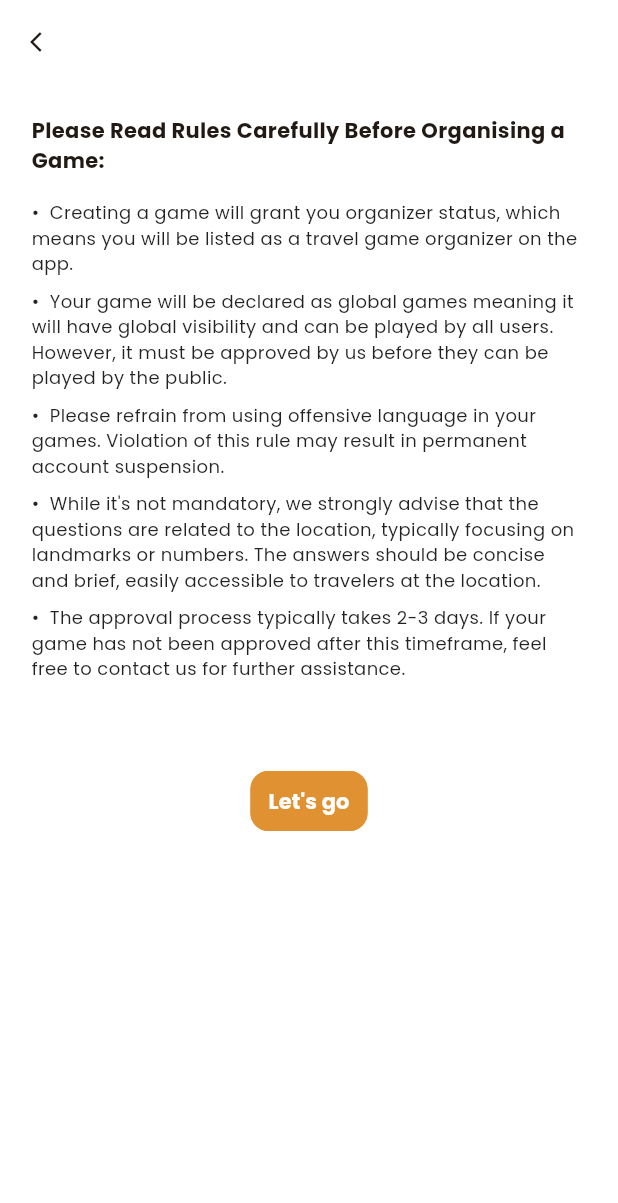
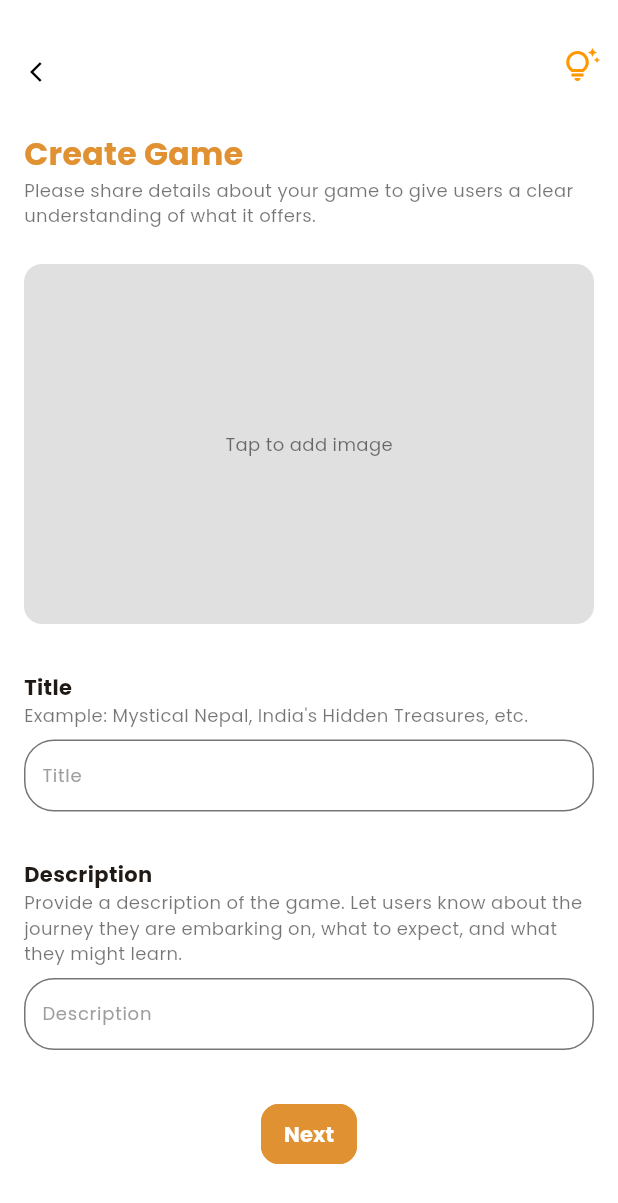
Before and after one commit to manish-poudel/travel-motto-mobile-app, a Flutter app: the CreateTravelGameRulesScreen screen opened by its route, after a tap on "Let's go", on a phone screen of 412 x 824 dp. Shown: the top 1203 px of the screen. Run offline on Flutter 3.47's test engine with Material 3 defaults, Android fonts, the phone set to English and light mode, and no system bars; our stand-ins replace cached_network_image, cloud_firestore, cloud_functions, firebase_auth, firebase_core, firebase_storage and 7 more; missing offline and left inert: firebase_in_app_messaging; accounts and stored records are empty.

Commit message:
feat: add travel games

```diff
--- /dev/null
+++ b/lib/models/travel_game_tips/travel_game_tips.dart
@@ -0,0 +1,16 @@
+import 'package:freezed_annotation/freezed_annotation.dart';
+import 'package:travel_motto/models/photo_tips/photo_tips.dart';
+
+part 'travel_game_tips.g.dart';
+part 'travel_game_tips.freezed.dart';
+
+@freezed
+class TravelGameTips with _$TravelGameTips {
+  factory TravelGameTips({
+    required String id,
+    required List<PhotoTips> tips,
+  }) = _TravelGameTips;
+
+  factory TravelGameTips.fromJson(Map<String, Object?> json) =>
+      _$TravelGameTipsFromJson(json);
+}
--- a/lib/repositories/travel_games_repository.dart
+++ b/lib/repositories/travel_games_repository.dart
@@ -3,6 +3,7 @@ import 'package:travel_motto/models/profile/traveller_profile.dart';
 import 'package:travel_motto/models/travel_game/travel_game.dart';
 import 'package:travel_motto/models/travel_game_organiser.dart/travel_game_organiser.dart';
 import 'package:travel_motto/models/travel_game_player/travel_game_player.dart';
+import 'package:travel_motto/models/travel_game_tips/travel_game_tips.dart';
 import 'package:travel_motto/models/travel_game_type/travel_game_type.dart';
 import 'package:travel_motto/repositories/traveller_profile_repository.dart';
 import 'package:travel_motto/utils/debug_print.dart';
@@ -14,6 +15,14 @@ class TravelGamesRepository {
         fromFirestore: (snapshots, _) =>
             TravelGameOrganiser.fromJson(snapshots.data()!),
         toFirestore: (travelGameOrganiser, _) => travelGameOrganiser.toJson(),
+      );
+
+  final travelGameHelpReference = FirebaseFirestore.instance
+      .collection("travel_game_helps")
+      .withConverter<TravelGameTips>(
+        fromFirestore: (snapshots, _) =>
+            TravelGameTips.fromJson(snapshots.data()!),
+        toFirestore: (travelGameTips, _) => travelGameTips.toJson(),
       );
 
   Future<QuerySnapshot<TravelGame>> getTravelGames(
@@ -152,4 +161,11 @@ class TravelGamesRepository {
       });
     });
   }
+
+  Future<QuerySnapshot<TravelGameTips>> getTravelGameOrganizeTips() {
+    return travelGameHelpReference
+        .where("id", isEqualTo: "travel_game_organise_tips")
+        .limit(1)
+        .get();
+  }
 }
--- a/lib/routes.dart
+++ b/lib/routes.dart
@@ -39,6 +39,8 @@ import 'package:travel_motto/screens/travel/current_travel/bloc/current_travel_b
 import 'package:travel_motto/screens/travel/current_travel/current_travel_screen.dart';
 import 'package:travel_motto/screens/travel/history/bloc/travel_history_bloc.dart';
 import 'package:travel_motto/screens/travel/history/travel_history_screen.dart';
+import 'package:travel_motto/screens/travel_games/create_game_type/bloc/create_game_type_bloc.dart';
+import 'package:travel_motto/screens/travel_games/create_game_type/create_game_type_screen.dart';
 import 'package:travel_motto/screens/travel_games/game_types/bloc/travel_game_types_bloc.dart';
 import 'package:travel_motto/screens/travel_games/game_types/travel_game_types_screen.dart';
 import 'package:travel_motto/screens/travel_games/organisers/bloc/travel_game_organiser_bloc.dart';
@@ -215,6 +217,18 @@ final GoRouter routes = GoRouter(
                   travelGameType: state.extra as TravelGameType));
         }),
     GoRoute(
+        name: 'create_game_type',
+        path: '/create_game_type',
+        builder: (BuildContext context, GoRouterState state) {
+          return BlocProvider(
+              create: (_) => CreateGameTypeBloc(
+                    travelGamesRepository: context
+                        .read<RepositoryContainer>()
+                        .travelGamesRepository,
+                  ),
+              child: const CreateGameTypeScreen());
+        }),
+    GoRoute(
         name: 'travel_game_organisers',
         path: '/travel_game_organisers',
         builder: (BuildContext context, GoRouterState state) {
--- /dev/null
+++ b/lib/screens/travel_games/create_game_type/bloc/create_game_type_bloc.dart
@@ -0,0 +1,57 @@
+import 'package:flutter_bloc/flutter_bloc.dart';
+import 'package:freezed_annotation/freezed_annotation.dart';
+import 'package:travel_motto/models/travel_game_tips/travel_game_tips.dart';
+import 'package:travel_motto/repositories/travel_games_repository.dart';
+import 'package:travel_motto/utils/debug_print.dart';
+
+part 'create_game_type_event.dart';
+part 'create_game_type_state.dart';
+part 'create_game_type_bloc.freezed.dart';
+
+class CreateGameTypeBloc
+    extends Bloc<CreateGameTypeEvent, CreateGameTypeState> {
+  final TravelGamesRepository travelGamesRepository;
+  CreateGameTypeBloc({required this.travelGamesRepository})
+      : super(const _Initial()) {
+    on<CreateGameTypeEvent>((event, emit) async {
+      await event.when(
+          started: () async => await _onEventStarted(emit),
+          closeTips: () {
+            emit((state as _Ready).copyWith(showTips: false));
+          },
+          showTips: () async => await _onShowTips(emit));
+    });
+  }
+
+  _onEventStarted(Emitter<CreateGameTypeState> emit) async {
+    try {
+      emit(const CreateGameTypeState.ready());
+      await _loadTips(emit);
+    } catch (err) {
+      debugPrint(err.toString());
+    }
+  }
+
+  _loadTips(Emitter<CreateGameTypeState> emit) async {
+    await travelGamesRepository.getTravelGameOrganizeTips().then((value) {
+      if (value.docs.isNotEmpty) {
+        emit((state as _Ready)
+            .copyWith(showTips: true, travelGameTips: value.docs[0].data()));
+      }
+    }).catchError((err) {
+      debugPrint(err.toString());
+    });
+  }
+
+  _onShowTips(Emitter<CreateGameTypeState> emit) async {
+    try {
+      emit(const CreateGameTypeState.ready());
+      if ((state as _Ready).travelGameTips != null) {
+        return emit((state as _Ready).copyWith(showTips: true));
+      }
+      await _loadTips(emit);
+    } catch (err) {
+      debugPrint(err.toString());
+    }
+  }
+}
--- /dev/null
+++ b/lib/screens/travel_games/create_game_type/bloc/create_game_type_event.dart
@@ -0,0 +1,8 @@
+part of 'create_game_type_bloc.dart';
+
+@freezed
+class CreateGameTypeEvent with _$CreateGameTypeEvent {
+  const factory CreateGameTypeEvent.started() = _Started;
+  const factory CreateGameTypeEvent.closeTips() = _CloseTips;
+  const factory CreateGameTypeEvent.showTips() = _ShowTips;
+}
--- /dev/null
+++ b/lib/screens/travel_games/create_game_type/bloc/create_game_type_state.dart
@@ -0,0 +1,8 @@
+part of 'create_game_type_bloc.dart';
+
+@freezed
+class CreateGameTypeState with _$CreateGameTypeState {
+  const factory CreateGameTypeState.initial() = _Initial;
+  const factory CreateGameTypeState.ready(
+      {@Default(false) showTips, TravelGameTips? travelGameTips}) = _Ready;
+}
--- /dev/null
+++ b/lib/screens/travel_games/create_game_type/create_game_type_screen.dart
@@ -0,0 +1,121 @@
+import 'package:flutter/material.dart';
+import 'package:flutter_bloc/flutter_bloc.dart';
+import 'package:travel_motto/screens/travel_games/create_game_type/bloc/create_game_type_bloc.dart';
+import 'package:travel_motto/screens/travel_games/create_game_type/widgets/create_game_type_form.dart';
+import 'package:travel_motto/theme/theme.dart';
+import 'package:travel_motto/widgets/back_button.dart';
+import 'package:travel_motto/widgets/photo_tips_viewer.dart';
+import 'package:travel_motto/widgets/screen_title.dart';
+import 'package:travel_motto/widgets/tm_primary_button.dart';
+
+class CreateGameTypeScreen extends StatefulWidget {
+  const CreateGameTypeScreen({super.key});
+
+  @override
+  State<CreateGameTypeScreen> createState() => _CreateGameTypeScreenState();
+}
+
+class _CreateGameTypeScreenState extends State<CreateGameTypeScreen> {
+  late final CreateGameTypeBloc _bloc;
+  bool showingTips = false;
+
+  @override
+  void initState() {
+    super.initState();
+    _bloc = context.read<CreateGameTypeBloc>();
+    _bloc.add(const CreateGameTypeEvent.started());
+  }
+
+  Future<bool> _onWillPop() async {
+    if (showingTips) {
+      _bloc.add(const CreateGameTypeEvent.closeTips());
+      return true;
+    }
+    return true;
+  }
+
+  @override
+  Widget build(BuildContext context) {
+    return WillPopScope(
+      onWillPop: _onWillPop,
+      child: Theme(
+          data: AppTheme.getTheme(),
+          child: Scaffold(
+              body: BlocConsumer<CreateGameTypeBloc, CreateGameTypeState>(
+            builder: (context, state) {
+              return state.when(initial: () {
+                return const Center(child: CircularProgressIndicator());
+              }, ready: (showTips, travelGameTips) {
+                return Stack(children: [
+                  SingleChildScrollView(
+                    child: Column(
+                        crossAxisAlignment: CrossAxisAlignment.start,
+                        mainAxisAlignment: MainAxisAlignment.start,
+                        children: [
+                          Padding(
+                            padding: const EdgeInsets.only(top: 16.0),
+                            child: Row(
+                              mainAxisAlignment: MainAxisAlignment.spaceBetween,
+                              children: [
+                                const Padding(
+                                  padding: EdgeInsets.only(top: 8.0, left: 4),
+                                  child: TMBackButton(),
+                                ),
+                                IconButton(
+                                    onPressed: () {
+                                      _bloc.add(
+                                          const CreateGameTypeEvent.showTips());
+                                    },
+                                    icon: const Icon(
+                                      Icons.tips_and_updates_outlined,
+                                      color: Colors.orange,
+                                    ))
+                              ],
+                            ),
+                          ),
+                          const Padding(
+                            padding: EdgeInsets.all(16.0),
+                            child: ScreenTitle(
+                              title: "Create Game",
+                              subtitle:
+                                  "Please share details about your game to give users a clear understanding of what it offers.",
+                            ),
+                          ),
+                          const Padding(
+                            padding: EdgeInsets.only(
+                                left: 16.0, right: 16.0, top: 8.0, bottom: 0),
+                            child: CreateGameTypeForm(),
+                          ),
+                          Padding(
+                            padding: const EdgeInsets.all(32.0),
+                            child: Center(
+                              child: TMPrimaryButton(
+                                text: "Next",
+                                onPressed: () {},
+                                borderRadius: 12,
+                              ),
+                            ),
+                          )
+                        ]),
+                  ),
+                  showTips && travelGameTips != null
+                      ? PhotoTipsViewer(
+                          textHeading: "Some tips to help you get started",
+                          photoTips: travelGameTips.tips,
+                          onCloseButtonPressed: () {
+                            _bloc.add(const CreateGameTypeEvent.closeTips());
+                          },
+                        )
+                      : const SizedBox.shrink()
+                ]);
+              });
+            },
+            listener: (context, state) {
+              state.whenOrNull(ready: (showTips, travelGameTips) {
+                showingTips = showTips;
+              });
+            },
+          ))),
+    );
+  }
+}
--- /dev/null
+++ b/lib/screens/travel_games/create_game_type/widgets/create_game_type_form.dart
@@ -0,0 +1,115 @@
+import 'dart:io';
+
+import 'package:flutter/material.dart';
+import 'package:image_picker/image_picker.dart';
+
+import 'package:travel_motto/widgets/tm_rounded_textfield.dart';
+import 'package:travel_motto/widgets/tm_textbutton_icon.dart';
+
+class CreateGameTypeForm extends StatefulWidget {
+  const CreateGameTypeForm({super.key});
+
+  @override
+  State<CreateGameTypeForm> createState() => _CreateGameTypeFormState();
+}
+
+class _CreateGameTypeFormState extends State<CreateGameTypeForm> {
+  XFile? xFile;
+  @override
+  Widget build(BuildContext context) {
+    return Column(
+      crossAxisAlignment: CrossAxisAlignment.start,
+      mainAxisAlignment: MainAxisAlignment.start,
+      children: [
+        ClipRRect(
+            borderRadius: const BorderRadius.all(Radius.circular(12)),
+            child: Container(
+              height: 240,
+              width: double.infinity,
+              color: Colors.grey[300],
+              child: xFile == null
+                  ? GestureDetector(
+                      onTap: () async {
+                        final ImagePicker picker = ImagePicker();
+                        final XFile? image = await picker.pickImage(
+                            source: ImageSource.gallery, imageQuality: 10);
+                        setState(() {
+                          xFile = image;
+                        });
+                      },
+                      child: const Center(
+                          child: Text(
+                        "Tap to add image",
+                        style: TextStyle(fontSize: 12, color: Colors.black54),
+                      )),
+                    )
+                  : Stack(
+                      alignment: Alignment.topRight,
+                      children: [
+                        Image.file(
+                          File(xFile!.path),
+                          height: 240,
+                          width: double.infinity,
+                          fit: BoxFit.fitWidth,
+                        ),
+                        Padding(
+                          padding: const EdgeInsets.all(4.0),
+                          child: TMTextButtonWithIcon(
+                            borderRadius: 12,
+                            color: Colors.red.withOpacity(0.8),
+                            iconData: Icons.close,
+                            text: "Clear",
+                            onPressed: () {
+                              setState(() {
+                                xFile = null;
+                              });
+                            },
+                          ),
+                        ),
+                      ],
+                    ),
+            )),
+        const Padding(
+          padding: EdgeInsets.only(top: 32.0),
+          child: Text(
+            "Title",
+            style: TextStyle(fontWeight: FontWeight.bold, fontSize: 14),
+          ),
+        ),
+        const Text(
+          "Example: Mystical Nepal, India's Hidden Treasures, etc.",
+          style: TextStyle(color: Colors.black54, fontSize: 12),
+        ),
+        const Padding(
+          padding: EdgeInsets.only(top: 8.0),
+          child: TMRoundedTextField(
+            textInputType: TextInputType.multiline,
+            hintText: "Title",
+            maxLine: null,
+            borderColor: Colors.black54,
+          ),
+        ),
+        const Padding(
+          padding: EdgeInsets.only(top: 32.0),
+          child: Text(
+            "Description",
+            style: TextStyle(fontWeight: FontWeight.bold, fontSize: 14),
+          ),
+        ),
+        const Text(
+          "Provide a description of the game. Let users know about the journey they are embarking on, what to expect, and what they might learn.",
+          style: TextStyle(color: Colors.black54, fontSize: 12),
+        ),
+        const Padding(
+          padding: EdgeInsets.only(top: 8.0),
+          child: TMRoundedTextField(
+            textInputType: TextInputType.multiline,
+            hintText: "Description",
+            maxLine: null,
+            borderColor: Colors.black54,
+          ),
+        ),
+      ],
+    );
+  }
+}
--- a/lib/screens/travel_games/rules_screen/rules_screen.dart
+++ b/lib/screens/travel_games/rules_screen/rules_screen.dart
@@ -1,4 +1,5 @@
 import 'package:flutter/material.dart';
+import 'package:go_router/go_router.dart';
 import 'package:travel_motto/theme/theme.dart';
 import 'package:travel_motto/widgets/back_button.dart';
 import 'package:travel_motto/widgets/rules_viewer.dart';
@@ -35,14 +36,16 @@ class _CreateTravelGameRulesScreenState
                       "Creating a game will grant you organizer status, which means you will be listed as a travel game organizer on the app.",
                       "Your game will be declared as global games meaning it will have global visibility and can be played by all users. However, it must be approved by us before they can be played by the public.",
                       "Please refrain from using offensive language in your games. Violation of this rule may result in permanent account suspension.",
-                      "While it's not mandatory, we strongly advise that the questions are related to the location, typically focusing on landmarks or numbers. The answers should be concise and brief, easily accessible to travelers at the location.",
+                      "We do not assume responsibility for your travels, nor do we encourage travel solely for the purpose of creating games. Our platform provides you with the tools to organize and create games. For further details, refer to the terms and conditions available in the app settings",
                       "The approval process typically takes 2-3 days. If your game has not been approved after this timeframe, feel free to contact us for further assistance."
                     ]),
                 Padding(
                   padding: const EdgeInsets.all(48.0),
                   child: TMPrimaryButton(
                     text: "Let's go",
-                    onPressed: () {},
+                    onPressed: () {
+                      context.push('/create_game_type');
+                    },
                     borderRadius: 12,
                   ),
                 )
--- a/lib/widgets/back_button.dart
+++ b/lib/widgets/back_button.dart
@@ -9,6 +9,7 @@ class TMBackButton extends StatelessWidget {
         icon: const Icon(
           Icons.arrow_back_ios,
           size: 16,
+          color: Colors.black,
         ),
         onPressed: () => Navigator.of(context).pop());
   }
--- a/lib/widgets/tm_rounded_textfield.dart
+++ b/lib/widgets/tm_rounded_textfield.dart
@@ -15,6 +15,8 @@ class TMRoundedTextField extends StatelessWidget {
   final bool readOnly;
   final Widget? suffixIcon;
   final Function()? onTap;
+  final int? maxLine;
+  final TextInputType? textInputType;
 
   const TMRoundedTextField(
       {super.key,
@@ -28,6 +30,8 @@ class TMRoundedTextField extends StatelessWidget {
       this.fillColor = Colors.white,
       this.hintText = "",
       this.readOnly = false,
+      this.maxLine = 1,
+      this.textInputType,
       this.borderWidth = 1,
       this.onTap,
       this.suffixIcon,
@@ -40,6 +44,8 @@ class TMRoundedTextField extends StatelessWidget {
       readOnly: readOnly,
       controller: controller,
       style: style,
+      maxLines: maxLine,
+      keyboardType: textInputType,
       cursorColor: cursorColor,
       decoration: InputDecoration(
           contentPadding: contentPadding,
--- a/pubspec.yaml
+++ b/pubspec.yaml
@@ -100,6 +100,7 @@ flutter:
     - assets/images/no_road.png
     - assets/images/paper.png
     - assets/images/travel_placeholder.jpg
+    - assets/images/travel.jpg
 
   # An image asset can refer to one or more resolution-specific "variants", see
   # https://flutter.dev/assets-and-images/#resolution-aware
```
Also changed, not shown: lib/models/photo_tips/photo_tips.dart (added, +15 -0 lines), lib/widgets/photo_tips_viewer.dart (added, +134 -0 lines), assets/images/travel.jpg (added), lib/models/photo_tips/photo_tips.freezed.dart (added), lib/models/photo_tips/photo_tips.g.dart (added), lib/models/travel_game_tips/travel_game_tips.freezed.dart (added), lib/models/travel_game_tips/travel_game_tips.g.dart (added), lib/screens/travel_games/create_game_type/bloc/create_game_type_bloc.freezed.dart (added), lib/widgets/tm_rounded_multiline_textfield.dart (added).
